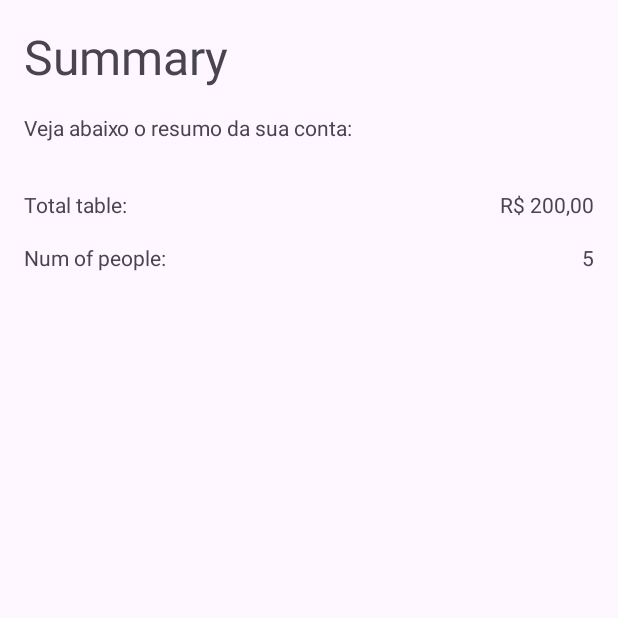
After one commit to borgesrenan/TipsCalculatorNew, an Android app: the SummaryActivity screen opened directly, with no data from a screen before it, on a phone screen of 412 x 824 dp, the top half of it. The commit adds this screen. Run offline under Robolectric (Android 15) with nearby library versions, the phone set to English and light mode, and no system bars.

Commit message:
Criei a nova tela summary

```diff
--- a/app/src/main/AndroidManifest.xml
+++ b/app/src/main/AndroidManifest.xml
@@ -13,6 +13,9 @@
         android:theme="@style/Theme.TipsCalculator"
         tools:targetApi="31">
         <activity
+            android:name=".SummaryActivity"
+            android:exported="false" />
+        <activity
             android:name=".MainActivity"
             android:exported="true">
             <intent-filter>
--- a/app/src/main/java/com/example/tipscalculator/MainActivity.kt
+++ b/app/src/main/java/com/example/tipscalculator/MainActivity.kt
@@ -1,5 +1,6 @@
 package com.example.tipscalculator
 
+import android.content.Intent
 import android.os.Bundle
 import android.view.View
 import android.widget.Adapter
@@ -85,12 +86,19 @@ class MainActivity : AppCompatActivity() {
                 val totalTemp = totalTable / nPeople
                 val tips = totalTemp * percentage / 100
                 val totalWithTips = totalTemp + tips
-                binding.tvResult.text = "Total with tips: $totalWithTips"
+
+                val intent = Intent(this, SummaryActivity::class.java)
+                intent.apply {
+                    putExtra("totalTable", totalTable)
+                    putExtra("numPeople", numOfPeopleSelected)
+                    putExtra("percentage", percentage)
+                    putExtra("totalAmount", totalWithTips)
+                }
+                startActivity((intent))
             }
         }
 
         binding.btnClean.setOnClickListener {
-            binding.tvResult.text = ""
             binding.tieTotal.setText("")
             binding.rbOptionOne.isChecked = false
             binding.rbOptionTwo.isChecked = false
--- /dev/null
+++ b/app/src/main/java/com/example/tipscalculator/SummaryActivity.kt
@@ -0,0 +1,22 @@
+package com.example.tipscalculator
+
+import android.os.Bundle
+import androidx.activity.enableEdgeToEdge
+import androidx.appcompat.app.AppCompatActivity
+import androidx.core.view.ViewCompat
+import androidx.core.view.WindowInsetsCompat
+
+class SummaryActivity : AppCompatActivity() {
+    override fun onCreate(savedInstanceState: Bundle?) {
+        super.onCreate(savedInstanceState)
+        setContentView(R.layout.activity_summary)
+
+        val totalTable = intent.getFloatExtra("totalTable", 0.0f)
+        val numPeople = intent.getIntExtra("numPeople", 0)
+        val percentage = intent.getIntExtra("percentage", 0)
+        val totalAmount = intent.getFloatExtra("totalAmount", 0.0f)
+
+        println("Teste:" + totalAmount)
+
+    }
+}
--- a/app/src/main/res/layout/activity_main.xml
+++ b/app/src/main/res/layout/activity_main.xml
@@ -123,15 +123,4 @@
 
     </Button>
 
-    <TextView
-        android:id="@+id/tv_result"
-        android:layout_width="wrap_content"
-        android:layout_height="wrap_content"
-        android:layout_marginTop="16dp"
-        android:textSize="24sp"
-        app:layout_constraintEnd_toEndOf="parent"
-        app:layout_constraintStart_toStartOf="parent"
-        app:layout_constraintTop_toBottomOf="@+id/btn_clean"
-        tools:text="57.50" />
-
 </androidx.constraintlayout.widget.ConstraintLayout>
--- /dev/null
+++ b/app/src/main/res/layout/activity_summary.xml
@@ -0,0 +1,64 @@
+<?xml version="1.0" encoding="utf-8"?>
+<androidx.constraintlayout.widget.ConstraintLayout xmlns:android="http://schemas.android.com/apk/res/android"
+    xmlns:app="http://schemas.android.com/apk/res-auto"
+    xmlns:tools="http://schemas.android.com/tools"
+    android:id="@+id/main"
+    android:layout_width="match_parent"
+    android:layout_height="match_parent"
+    tools:context=".SummaryActivity">
+
+    <TextView
+        android:id="@+id/textView"
+        android:layout_width="wrap_content"
+        android:layout_height="wrap_content"
+        android:text="Summary"
+        android:textSize="32sp"
+        android:layout_margin="16dp"
+        app:layout_constraintStart_toStartOf="parent"
+        app:layout_constraintTop_toTopOf="parent" />
+
+    <TextView
+        android:id="@+id/tv_subtitle"
+        android:layout_width="wrap_content"
+        android:layout_height="wrap_content"
+        android:layout_marginTop="16dp"
+        android:text="Veja abaixo o resumo da sua conta:"
+        app:layout_constraintStart_toStartOf="@+id/textView"
+        app:layout_constraintTop_toBottomOf="@+id/textView" />
+
+    <TextView
+        android:id="@+id/tv_total_table_label"
+        android:layout_width="wrap_content"
+        android:layout_height="wrap_content"
+        android:text="Total table:"
+        android:layout_marginTop="32dp"
+        app:layout_constraintStart_toStartOf="@+id/textView"
+        app:layout_constraintTop_toBottomOf="@+id/tv_subtitle" />
+
+    <TextView
+        android:id="@+id/tv_total_table"
+        android:layout_width="wrap_content"
+        android:layout_height="wrap_content"
+        android:layout_marginEnd="16dp"
+        android:text="R$ 200,00"
+        app:layout_constraintEnd_toEndOf="parent"
+        app:layout_constraintTop_toTopOf="@+id/tv_total_table_label" />
+
+    <TextView
+        android:id="@+id/tv_num_people_label"
+        android:layout_width="wrap_content"
+        android:layout_height="wrap_content"
+        android:layout_marginTop="16dp"
+        android:text="Num of people: "
+        app:layout_constraintStart_toStartOf="@+id/tv_total_table_label"
+        app:layout_constraintTop_toBottomOf="@+id/tv_total_table_label" />
+
+    <TextView
+        android:id="@+id/tv_num_people_table"
+        android:layout_width="wrap_content"
+        android:layout_height="wrap_content"
+        android:layout_marginEnd="16dp"
+        android:text="5"
+        app:layout_constraintEnd_toEndOf="parent"
+        app:layout_constraintTop_toTopOf="@+id/tv_num_people_label" />
+</androidx.constraintlayout.widget.ConstraintLayout>
```
